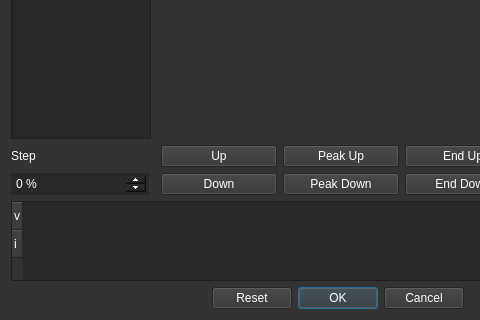
This is ui_templates/drag_func_edit.ui in o-murphy/archer_ballistics_constructor as Qt 5 draws it before an edit; both pictures show x 0 to 480 and y 173 to 493 of the 676 by 493 pixel window. The edited form follows.
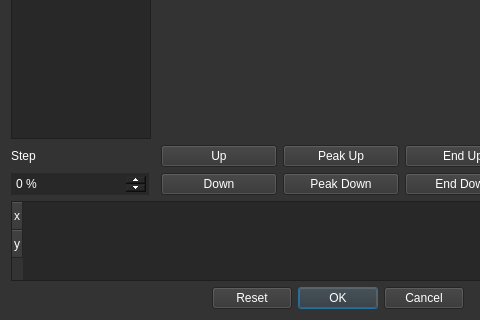
This is the edited form. Icons and pictures are not drawn.

The edit to the form file:
```diff
--- a/ui_templates/drag_func_edit.ui
+++ b/ui_templates/drag_func_edit.ui
@@ -345,12 +345,12 @@
      </attribute>
      <row>
       <property name="text">
-       <string>v</string>
+       <string>x</string>
       </property>
      </row>
      <row>
       <property name="text">
-       <string>i</string>
+       <string>y</string>
       </property>
      </row>
     </widget>
```
Left out of the diff: 2 changed lines with no effect on the pictures.
